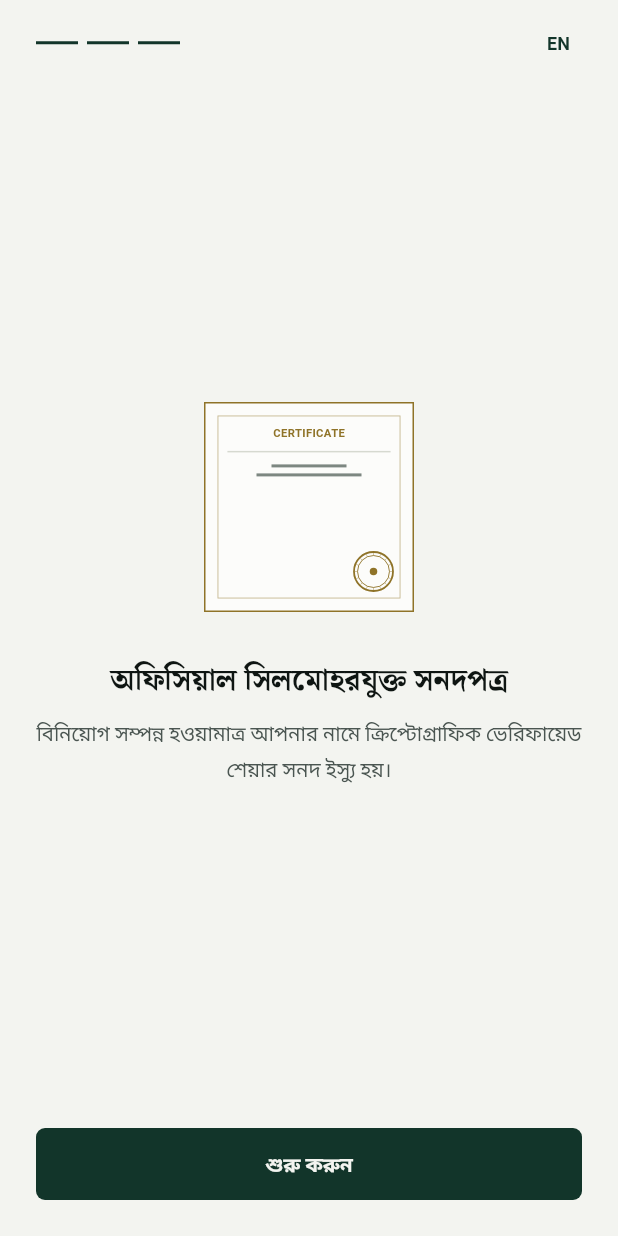
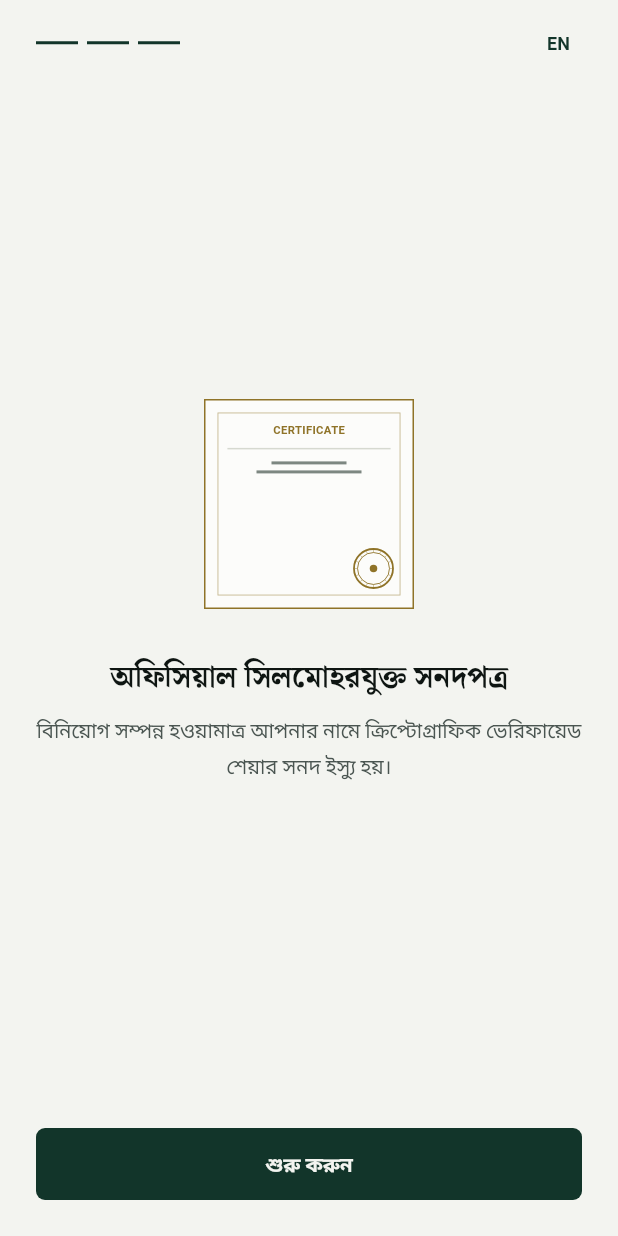
Before and after one commit to mashkurulalamohi37/investment, a Flutter app: the screen it shows after launch, swiped to page 3, on a phone screen of 412 x 824 dp. Run offline on Flutter 3.47's test engine with Material 3 defaults, Android fonts, the phone set to English and light mode, and no system bars; our stand-ins replace fl_chart, google_fonts; Roboto replaces fonts that are missing (Anek Bangla, Noto Serif Bengali).

Commit message:
fix: responsive desktop web frame container and flex layout in onboarding

```diff
--- a/lib/features/onboarding/onboarding_screen.dart
+++ b/lib/features/onboarding/onboarding_screen.dart
@@ -89,11 +89,10 @@ class _OnboardingScreenState extends State<OnboardingScreen> {
                   ),
                 ],
               ),
-              const Spacer(),
+              const SizedBox(height: 12),
 
               // Middle Slides
-              SizedBox(
-                height: 380,
+              Expanded(
                 child: PageView(
                   controller: _pageController,
                   onPageChanged: (idx) => setState(() => _currentPage = idx),
@@ -133,7 +132,7 @@ class _OnboardingScreenState extends State<OnboardingScreen> {
                   ],
                 ),
               ),
-              const Spacer(),
+              const SizedBox(height: 16),
 
               // Bottom Actions
               AppButton(
--- a/lib/main.dart
+++ b/lib/main.dart
@@ -30,12 +30,45 @@ class _SwapnojatriAppState extends State<SwapnojatriApp> {
       child: ListenableBuilder(
         listenable: _appState,
         builder: (context, child) {
+          final isDark = _appState.themeMode == ThemeMode.dark;
+
           return MaterialApp(
             title: 'Swapnojatri Investment Platform',
             debugShowCheckedModeBanner: false,
             theme: AppTheme.light(),
             darkTheme: AppTheme.dark(),
             themeMode: _appState.themeMode,
+            builder: (context, child) {
+              return LayoutBuilder(
+                builder: (context, constraints) {
+                  // Desktop / Large screen frame wrapper
+                  if (constraints.maxWidth > 500) {
+                    return Scaffold(
+                      backgroundColor: isDark ? const Color(0xFF070A08) : const Color(0xFFE5E7E2),
+                      body: Center(
+                        child: Container(
+                          constraints: const BoxConstraints(maxWidth: 440, maxHeight: 920),
+                          decoration: BoxDecoration(
+                            boxShadow: [
+                              BoxShadow(
+                                color: Colors.black.withValues(alpha: isDark ? 0.4 : 0.12),
+                                blurRadius: 32,
+                                offset: const Offset(0, 8),
+                              ),
+                            ],
+                          ),
+                          child: ClipRect(
+                            child: child ?? const SizedBox.shrink(),
+                          ),
+                        ),
+                      ),
+                    );
+                  }
+                  // Mobile viewport fills 100%
+                  return child ?? const SizedBox.shrink();
+                },
+              );
+            },
             home: const SplashScreen(),
           );
         },
```
